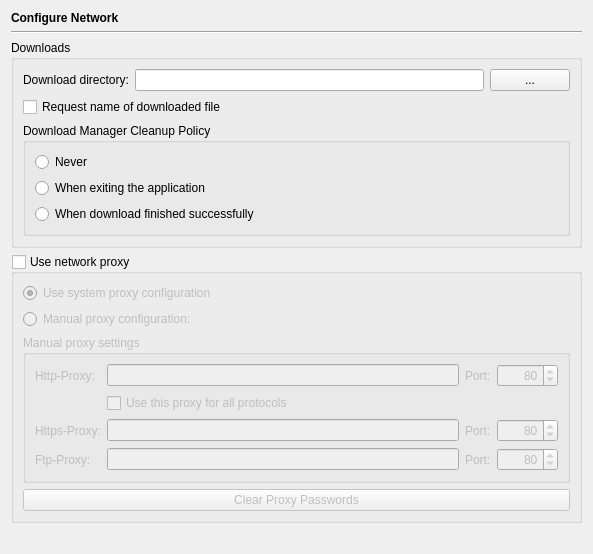
The window that Preferences/ConfigurationPages/NetworkPage.ui (testmana2/test) describes before a commit, drawn with Qt 5.
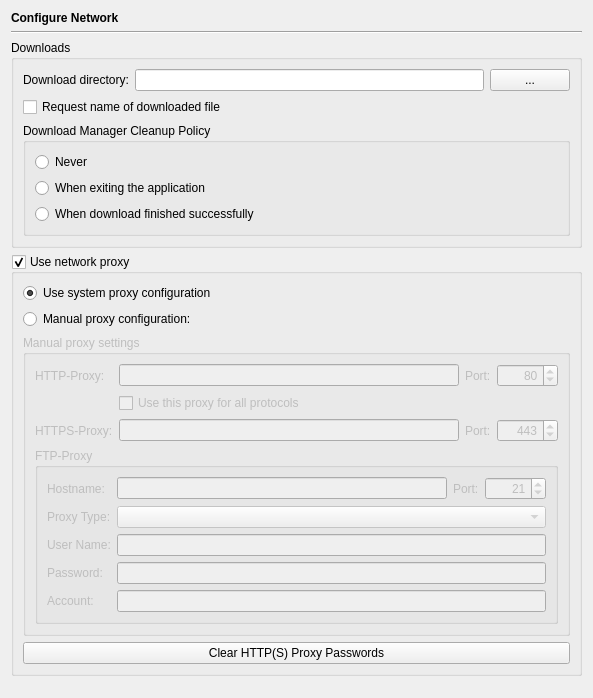
The same window after the commit.

Commit message: Reworked the FTP stuff to support a bunch of different FTP proxy types. Unfortunately FTP proxy support is not standardized.

```diff
--- a/Preferences/ConfigurationPages/NetworkPage.ui
+++ b/Preferences/ConfigurationPages/NetworkPage.ui
@@ -7,7 +7,7 @@
     <x>0</x>
     <y>0</y>
     <width>589</width>
-    <height>554</height>
+    <height>698</height>
    </rect>
   </property>
   <layout class="QVBoxLayout" name="verticalLayout_4">
@@ -129,7 +129,7 @@
       <bool>true</bool>
      </property>
      <property name="checked">
-      <bool>false</bool>
+      <bool>true</bool>
      </property>
      <layout class="QVBoxLayout" name="verticalLayout">
       <item>
@@ -169,11 +169,11 @@
         <property name="flat">
          <bool>false</bool>
         </property>
-        <layout class="QGridLayout" name="gridLayout">
+        <layout class="QGridLayout" name="gridLayout_2">
          <item row="0" column="0">
           <widget class="QLabel" name="label">
            <property name="text">
-            <string>Http-Proxy:</string>
+            <string>HTTP-Proxy:</string>
            </property>
           </widget>
          </item>
@@ -223,7 +223,7 @@
          <item row="2" column="0">
           <widget class="QLabel" name="label_4">
            <property name="text">
-            <string>Https-Proxy:</string>
+            <string>HTTPS-Proxy:</string>
            </property>
           </widget>
          </item>
@@ -256,32 +256,38 @@
             <number>65535</number>
            </property>
            <property name="value">
-            <number>80</number>
+            <number>443</number>
            </property>
           </widget>
          </item>
-         <item row="3" column="0">
+         <item row="3" column="0" colspan="4">
+          <widget class="QGroupBox" name="groupBox_4">
+           <property name="title">
+            <string>FTP-Proxy</string>
+           </property>
+           <layout class="QGridLayout" name="gridLayout">
+            <item row="0" column="0">
           <widget class="QLabel" name="label_3">
            <property name="text">
-            <string>Ftp-Proxy:</string>
+               <string>Hostname:</string>
            </property>
           </widget>
          </item>
-         <item row="3" column="1">
+            <item row="0" column="1">
           <widget class="QLineEdit" name="ftpProxyHostEdit">
            <property name="toolTip">
             <string>Enter the name of the FTP proxy host</string>
            </property>
           </widget>
          </item>
-         <item row="3" column="2">
+            <item row="0" column="2">
           <widget class="QLabel" name="label_7">
            <property name="text">
             <string>Port:</string>
            </property>
           </widget>
          </item>
-         <item row="3" column="3">
+            <item row="0" column="3">
           <widget class="QSpinBox" name="ftpProxyPortSpin">
            <property name="toolTip">
             <string>Enter the FTP proxy port</string>
@@ -296,8 +302,70 @@
             <number>65535</number>
            </property>
            <property name="value">
-            <number>80</number>
-           </property>
+               <number>21</number>
+              </property>
+             </widget>
+            </item>
+            <item row="1" column="0">
+             <widget class="QLabel" name="label_8">
+              <property name="text">
+               <string>Proxy Type:</string>
+              </property>
+             </widget>
+            </item>
+            <item row="1" column="1" colspan="3">
+             <widget class="QComboBox" name="ftpProxyTypeCombo">
+              <property name="toolTip">
+               <string>Select the type of the FTP proxy</string>
+              </property>
+             </widget>
+            </item>
+            <item row="2" column="0">
+             <widget class="QLabel" name="label_9">
+              <property name="text">
+               <string>User Name:</string>
+              </property>
+             </widget>
+            </item>
+            <item row="2" column="1" colspan="3">
+             <widget class="QLineEdit" name="ftpProxyUserEdit">
+              <property name="toolTip">
+               <string>Enter the user name for the proxy authentication</string>
+              </property>
+             </widget>
+            </item>
+            <item row="3" column="0">
+             <widget class="QLabel" name="label_10">
+              <property name="text">
+               <string>Password:</string>
+              </property>
+             </widget>
+            </item>
+            <item row="3" column="1" colspan="3">
+             <widget class="QLineEdit" name="ftpProxyPasswordEdit">
+              <property name="toolTip">
+               <string>Enter the password for the proxy authentication</string>
+              </property>
+              <property name="echoMode">
+               <enum>QLineEdit::Password</enum>
+              </property>
+             </widget>
+            </item>
+            <item row="4" column="0">
+             <widget class="QLabel" name="label_11">
+              <property name="text">
+               <string>Account:</string>
+              </property>
+             </widget>
+            </item>
+            <item row="4" column="1" colspan="3">
+             <widget class="QLineEdit" name="ftpProxyAccountEdit">
+              <property name="toolTip">
+               <string>Enter the account info for the proxy authentication</string>
+              </property>
+             </widget>
+            </item>
+           </layout>
           </widget>
          </item>
         </layout>
@@ -309,7 +377,7 @@
          <string>Press to clear the saved proxy passwords</string>
         </property>
         <property name="text">
-         <string>Clear Proxy Passwords</string>
+         <string>Clear HTTP(S) Proxy Passwords</string>
         </property>
        </widget>
       </item>
```
Left out of the diff: 99 changed lines with no effect on the pictures. Lines whose indentation alone changed are shown as unchanged. The commit also changes 24 other files.
